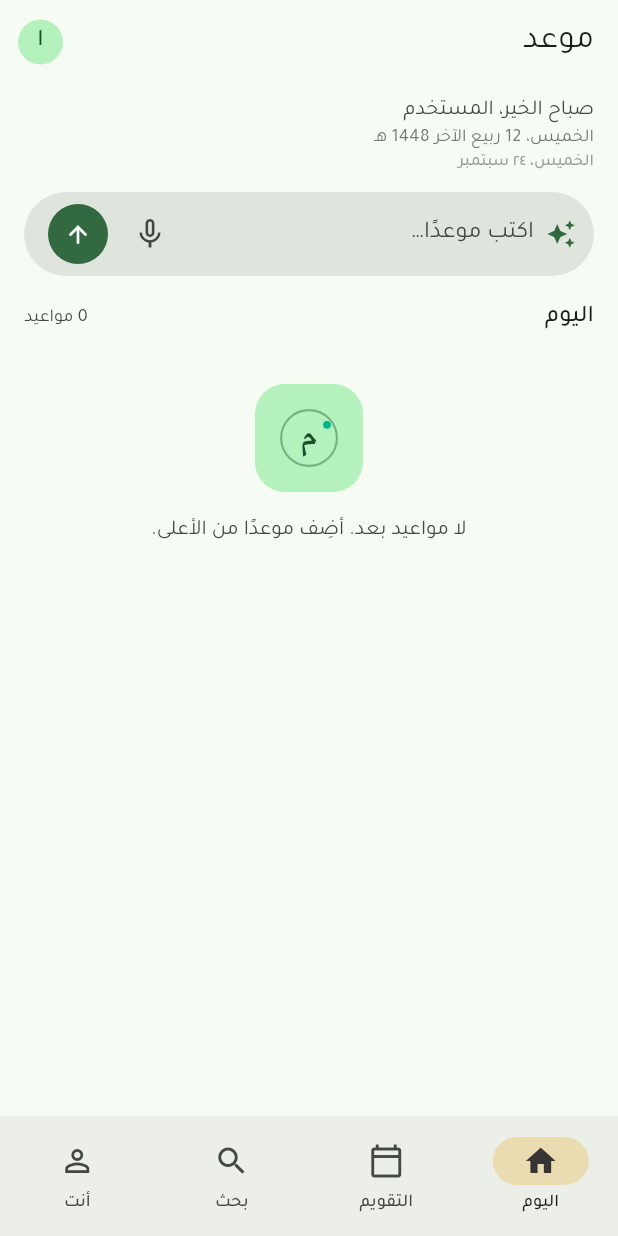
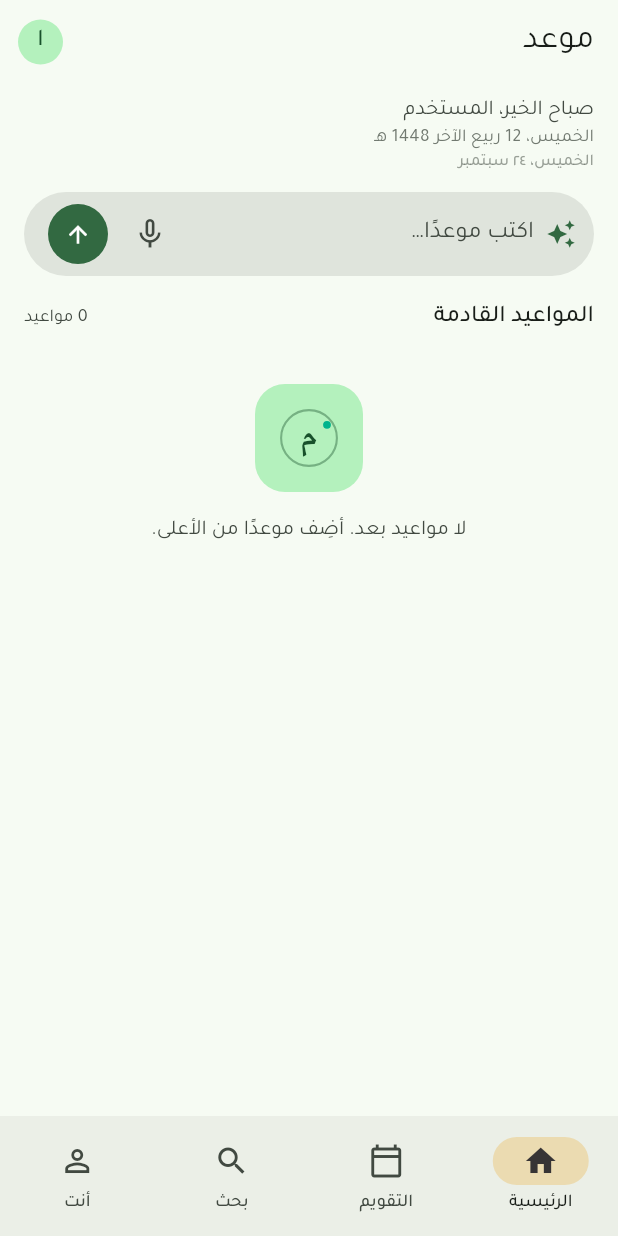
Before and after one commit to FaisalAlMass/meetmind, a Flutter app: the HomeShell screen opened directly, on a phone screen of 412 x 824 dp. Run offline on Flutter 3.47's test engine with Material 3 defaults, Android fonts, the phone set to English and light mode, and no system bars; our stand-ins replace adhan, cloud_firestore, firebase_auth, firebase_core, flutter_local_notifications, flutter_riverpod and 5 more; missing offline and left inert: app_settings; accounts and stored records are empty; network calls fail; statements that could not run were skipped.

Commit message:
Rename Today tab to Home and filter its agenda to upcoming events
The home-icon tab showed every event ever saved, past and future,
under a label that only made sense for "today". Rename the tab to
"الرئيسية"/Home, retitle its list "Upcoming events", and filter it to
events from today's date onward — today's events stay visible even if
their time already passed, but anything before today no longer does.

```diff
--- a/lib/capabilities/calendar/presentation/today_screen.dart
+++ b/lib/capabilities/calendar/presentation/today_screen.dart
@@ -46,7 +46,7 @@ class _HomeShellState extends ConsumerState<HomeShell> {
           NavigationDestination(
               icon: const Icon(Icons.home_outlined),
               selectedIcon: const Icon(Icons.home),
-              label: s.navToday),
+              label: s.navHome),
           NavigationDestination(
               icon: const Icon(Icons.calendar_today_outlined),
               selectedIcon: const Icon(Icons.calendar_today),
@@ -159,6 +159,14 @@ class _TodayScreenState extends ConsumerState<TodayScreen>
 
   String _fmtTime(DateTime d, String lang) => DateFormat.jm(lang).format(d);
 
+  /// يستثني المواعيد اللي تاريخها قبل اليوم — يبقي مواعيد اليوم (حتى لو
+  /// وقتها فات) وكل الجايّة بعدها، بدل عرض كل السجل التاريخي.
+  List<CalendarEvent> _upcoming(List<CalendarEvent> events) {
+    final now = DateTime.now();
+    final startOfToday = DateTime(now.year, now.month, now.day);
+    return events.where((e) => !e.start.isBefore(startOfToday)).toList();
+  }
+
   @override
   Widget build(BuildContext context) {
     final theme = Theme.of(context);
@@ -236,9 +244,9 @@ class _TodayScreenState extends ConsumerState<TodayScreen>
           Row(
             mainAxisAlignment: MainAxisAlignment.spaceBetween,
             children: [
-              Text(s.navToday, style: theme.textTheme.titleMedium),
+              Text(s.upcomingEvents, style: theme.textTheme.titleMedium),
               agenda.maybeWhen(
-                data: (events) => Text(s.eventsCount(events.length),
+                data: (events) => Text(s.eventsCount(_upcoming(events).length),
                     style: theme.textTheme.bodySmall
                         ?.copyWith(color: cs.onSurfaceVariant)),
                 orElse: () => const SizedBox.shrink(),
@@ -247,15 +255,18 @@ class _TodayScreenState extends ConsumerState<TodayScreen>
           ),
           const SizedBox(height: 8),
           agenda.when(
-            data: (events) => events.isEmpty
+            data: (events) {
+              final upcoming = _upcoming(events);
+              return upcoming.isEmpty
                   ? Padding(
                       padding: const EdgeInsets.symmetric(vertical: 24),
                       child: EmptyState(message: s.noEventsYet),
                     )
                   : Column(
-                    children: events
+                      children: upcoming
                           .map((e) => _agendaTile(theme, e, s, lang))
-                        .toList()),
+                          .toList());
+            },
             loading: () => const Padding(
                 padding: EdgeInsets.all(24),
                 child: Center(child: CircularProgressIndicator())),
--- a/lib/shared/localization/app_strings.dart
+++ b/lib/shared/localization/app_strings.dart
@@ -9,7 +9,8 @@ class AppStrings {
   AppStrings._ar()
       : languageCode = 'ar',
         appName = 'موعد',
-        navToday = 'اليوم',
+        navHome = 'الرئيسية',
+        upcomingEvents = 'المواعيد القادمة',
         navCalendar = 'التقويم',
         navSearch = 'بحث',
         navProfile = 'أنت',
@@ -122,7 +123,8 @@ class AppStrings {
   AppStrings._en()
       : languageCode = 'en',
         appName = "Maw'id",
-        navToday = 'Today',
+        navHome = 'Home',
+        upcomingEvents = 'Upcoming events',
         navCalendar = 'Calendar',
         navSearch = 'Search',
         navProfile = 'You',
@@ -243,7 +245,8 @@ class AppStrings {
 
   final String languageCode;
   final String appName;
-  final String navToday;
+  final String navHome;
+  final String upcomingEvents;
   final String navCalendar;
   final String navSearch;
   final String navProfile;
```
Lines whose indentation alone changed are shown as unchanged.
